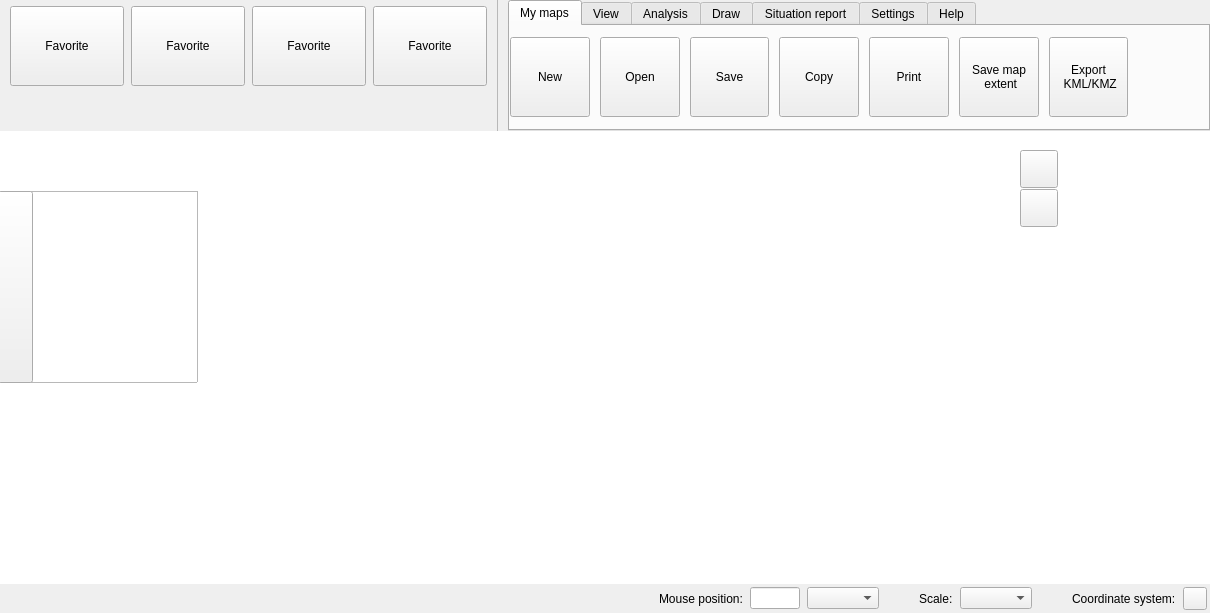
kadas-albireo/kadas-albireo, file src/ui/qgskadasmainwidgetbase.ui: the form before one commit.
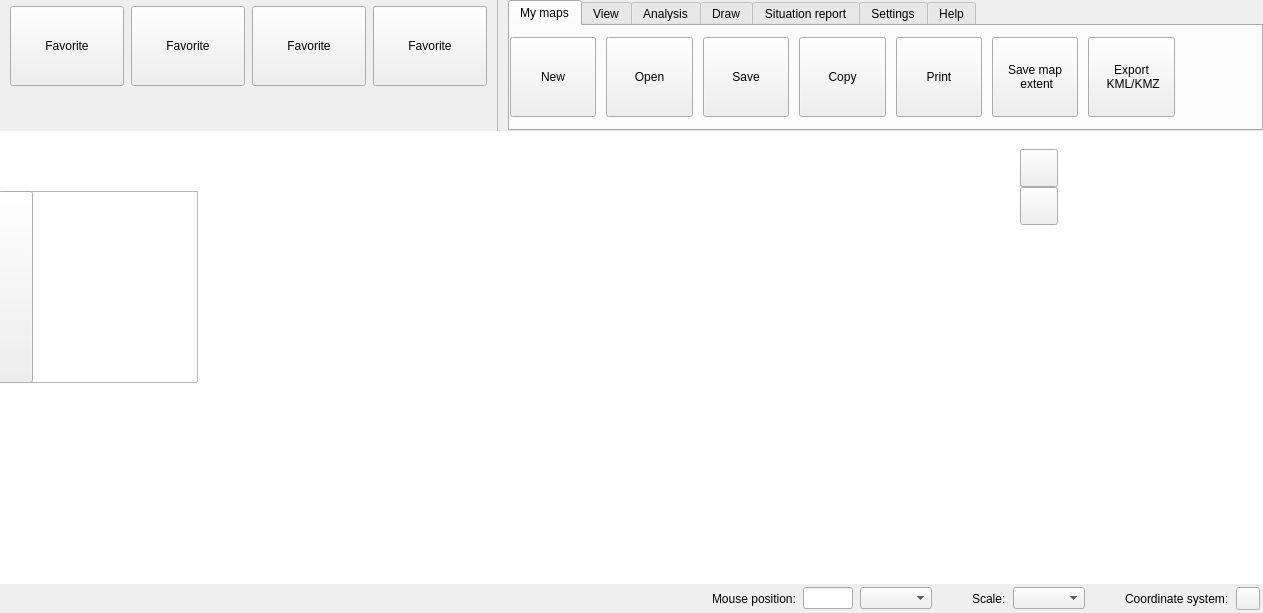
The form after the commit. Icons and pictures are not drawn. Custom widgets are drawn as their Qt base class.

Commit message: Add fixed size constraint to mZoomInOutLayout

What changed in the file:
```diff
--- a/src/ui/qgskadasmainwidgetbase.ui
+++ b/src/ui/qgskadasmainwidgetbase.ui
@@ -6,7 +6,7 @@
    <rect>
     <x>0</x>
     <y>0</y>
-    <width>1088</width>
+    <width>1263</width>
     <height>613</height>
    </rect>
   </property>
@@ -1234,6 +1234,9 @@
        <property name="spacing">
         <number>0</number>
        </property>
+       <property name="sizeConstraint">
+        <enum>QLayout::SetFixedSize</enum>
+       </property>
        <item>
         <widget class="QPushButton" name="mZoomInButton">
          <property name="sizePolicy">
```
Left out of the diff: 37 changed lines with no effect on the pictures.
